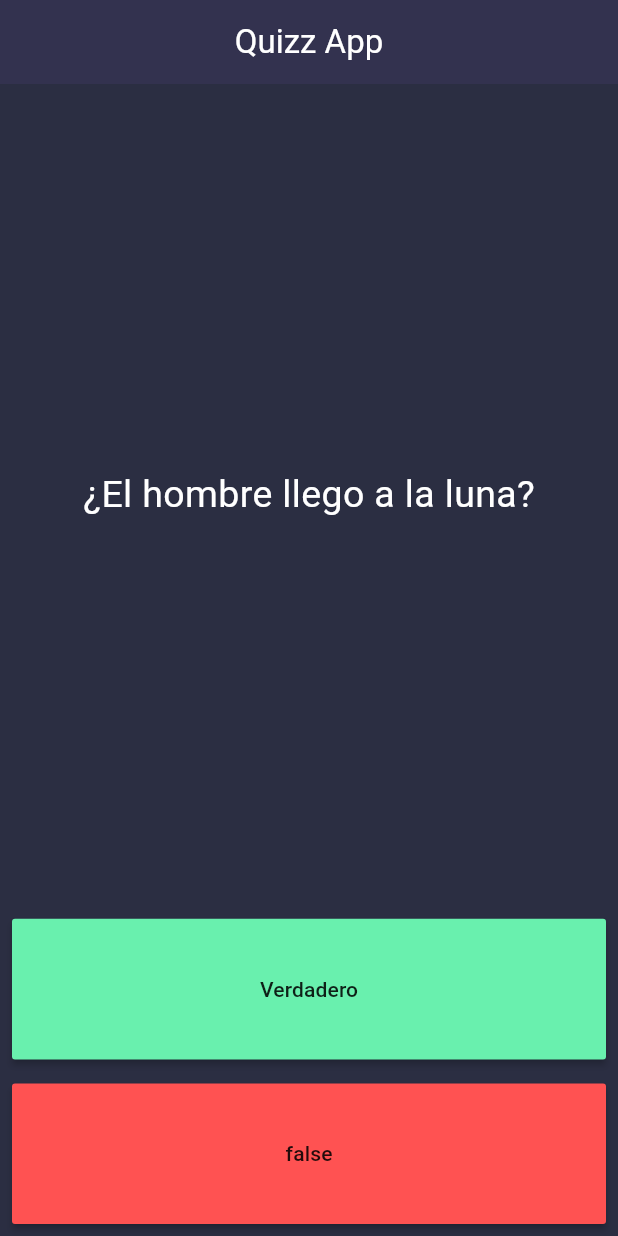
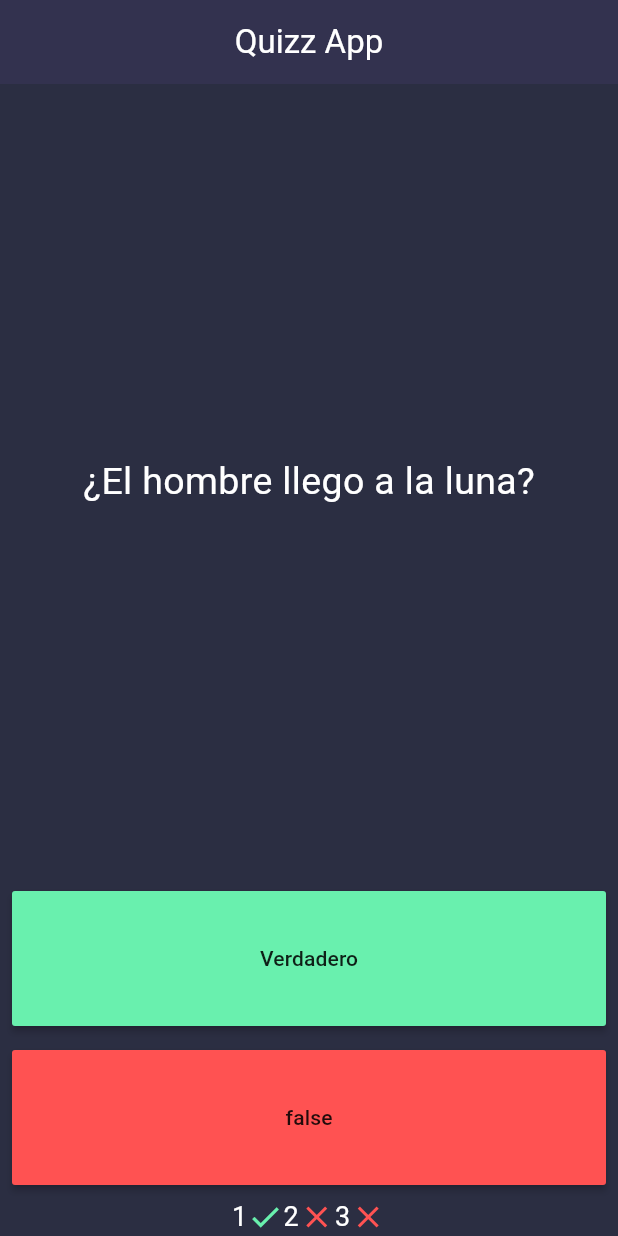
Before and after one commit to fr4nsgallegos/quizappG9, a Flutter app: the screen it shows after launch, after a tap on "Verdadero", on a phone screen of 412 x 824 dp. Run offline on Flutter 3.47's test engine with Material 3 defaults, Android fonts, the phone set to English and light mode, and no system bars.

```diff
--- a/lib/pages/home_page.dart
+++ b/lib/pages/home_page.dart
@@ -8,6 +8,32 @@ class HomePage extends StatefulWidget {
 
 class _HomePageState extends State<HomePage> {
   QuizBrain quizBrain = QuizBrain();
+  // List<Widget> score = [];
+  void checkAnswer(bool userAnswer) {
+    bool correctAnswer = quizBrain.getQuestionAnswer();
+    if (correctAnswer == userAnswer) {
+      print("La respuesta es correcta");
+    } else {
+      print("INCORRECTO!!!");
+    }
+    quizBrain.nextQuestion();
+    setState(() {});
+  }
+
+  Widget itemScore(String numberQuestion, bool isCorrect) {
+    return Row(
+      children: [
+        Text(
+          numberQuestion,
+          style: TextStyle(color: Colors.white, fontSize: 18),
+        ),
+        Icon(
+          isCorrect ? Icons.check : Icons.close,
+          color: isCorrect ? Colors.greenAccent : Colors.redAccent,
+        )
+      ],
+    );
+  }
 
   @override
   Widget build(BuildContext context) {
@@ -44,9 +70,7 @@ class _HomePageState extends State<HomePage> {
                   color: Colors.greenAccent,
                   minWidth: double.infinity,
                   onPressed: () {
-                    quizBrain.nextQuestion();
-                    print(quizBrain.getQuestionText());
-                    setState(() {});
+                    checkAnswer(true);
                   },
                   child: Text("Verdadero"),
                 ),
@@ -59,11 +83,21 @@ class _HomePageState extends State<HomePage> {
                 child: MaterialButton(
                   color: Colors.redAccent,
                   minWidth: double.infinity,
-                  onPressed: () {},
+                  onPressed: () {
+                    checkAnswer(false);
+                  },
                   child: Text("false"),
                 ),
               ),
             ),
+            Row(
+              mainAxisAlignment: MainAxisAlignment.center,
+              children: [
+                itemScore("1", true),
+                itemScore("2", false),
+                itemScore("3", false),
+              ],
+            )
           ],
         ),
       ),
```
